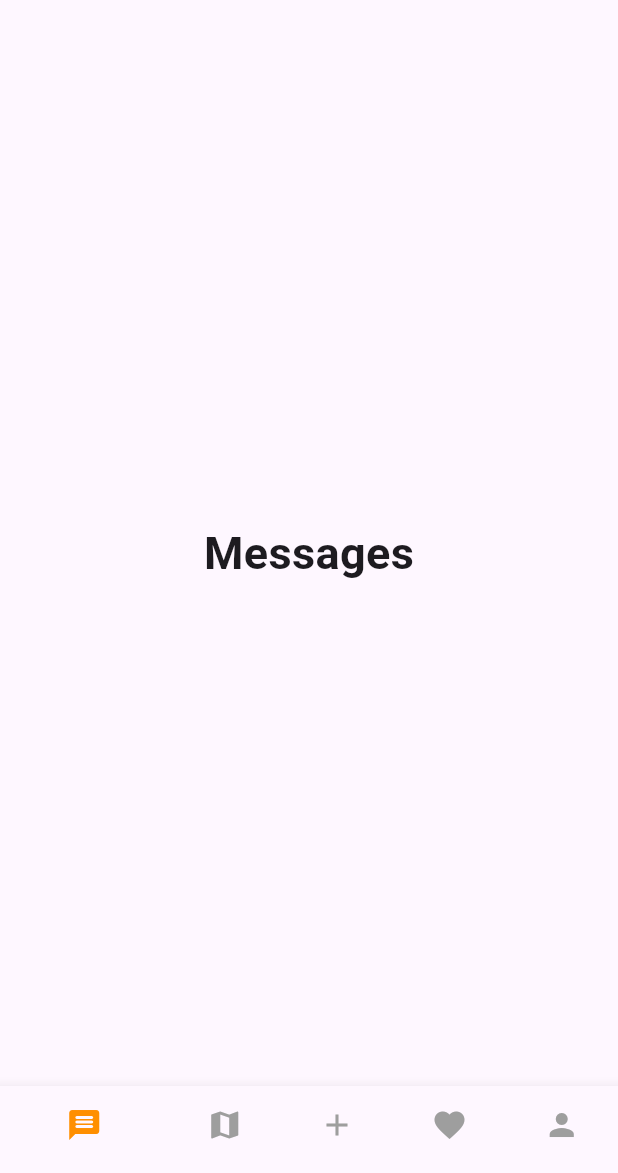
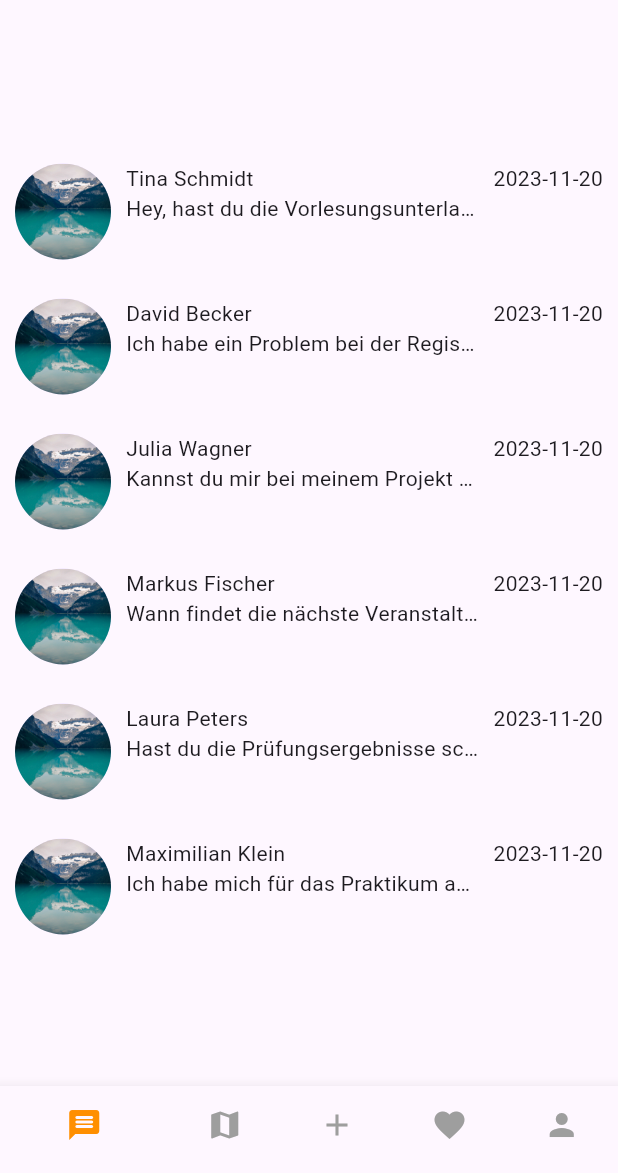
Before and after one commit to sreeroo/BookMarketplace, a Flutter app: the screen it shows after launch, on a phone screen of 412 x 824 dp, the part 63-1236 px from its top. Run offline on Flutter 3.47's test engine with Material 3 defaults, Android fonts, the phone set to English and light mode, and no system bars.

Commit message:
add chat

```diff
--- a/buecherkreisel_flutter/lib/backend/datatypes.dart
+++ b/buecherkreisel_flutter/lib/backend/datatypes.dart
@@ -11,3 +11,21 @@ class Inseration {
       required this.location,
       required this.headline});
 }
+
+class Chat {
+  String person;
+  List<Message> messages;
+  String imageUri;
+  Chat({required this.person, required this.messages, required this.imageUri});
+}
+
+class Message {
+  DateTime send;
+  String message;
+  String send_by;
+  Message(
+      {required this.send,
+      required this.message,
+      required,
+      required this.send_by});
+}
--- /dev/null
+++ b/buecherkreisel_flutter/lib/components/chat_preview.dart
@@ -0,0 +1,91 @@
+import 'package:buecherkreisel_flutter/backend/datatypes.dart';
+import 'package:flutter/material.dart';
+
+class ChatPreview extends StatelessWidget {
+  late Message lastMessage;
+  late String chatWith;
+  late String imageUri;
+  ChatPreview(
+      {super.key,
+      required this.lastMessage,
+      required this.chatWith,
+      required this.imageUri});
+
+  @override
+  Widget build(BuildContext context) {
+    return Container(
+      height: 90,
+      padding: EdgeInsets.all(10),
+      child: Row(
+        crossAxisAlignment: CrossAxisAlignment.start,
+        children: [
+          CircleAvatar(
+            radius: 32,
+            backgroundImage: AssetImage("lib/assets/6NyIq.jpg"),
+          ),
+          Flexible(
+            child: Container(
+              padding: EdgeInsets.symmetric(horizontal: 10),
+              child: Column(
+                crossAxisAlignment: CrossAxisAlignment.start,
+                children: [
+                  Text(chatWith),
+                  Text(
+                    lastMessage.message,
+                    overflow: TextOverflow.ellipsis,
+                  ),
+                ],
+              ),
+            ),
+          ),
+          Text(lastMessage.send.toIso8601String().split("T").first),
+        ],
+      ),
+    );
+  }
+}
+
+List<Chat> sampleDataChats = [
+  Chat(messages: [
+    Message(
+      send: DateTime.now(),
+      message: "Hey, hast du die Vorlesungsunterlagen?",
+      send_by: "Tina Schmidt",
+    )
+  ], person: "Tina Schmidt", imageUri: ""),
+  Chat(messages: [
+    Message(
+      send: DateTime.now(),
+      message: "Ich habe ein Problem bei der Registrierung",
+      send_by: "David Becker",
+    )
+  ], person: "David Becker", imageUri: ""),
+  Chat(messages: [
+    Message(
+      send: DateTime.now(),
+      message: "Kannst du mir bei meinem Projekt helfen?",
+      send_by: "Julia Wagner",
+    )
+  ], person: "Julia Wagner", imageUri: ""),
+  Chat(messages: [
+    Message(
+      send: DateTime.now(),
+      message: "Wann findet die nächste Veranstaltung statt?",
+      send_by: "Markus Fischer",
+    )
+  ], person: "Markus Fischer", imageUri: ""),
+  Chat(messages: [
+    Message(
+      send: DateTime.now(),
+      message: "Hast du die Prüfungsergebnisse schon erhalten?",
+      send_by: "Laura Peters",
+    )
+  ], person: "Laura Peters", imageUri: ""),
+  Chat(messages: [
+    Message(
+      send: DateTime.now(),
+      message: "Ich habe mich für das Praktikum angemeldet",
+      send_by: "Maximilian Klein",
+    )
+  ], person: "Maximilian Klein", imageUri: "")
+];
--- a/buecherkreisel_flutter/lib/main.dart
+++ b/buecherkreisel_flutter/lib/main.dart
@@ -1,5 +1,6 @@
 import 'package:buecherkreisel_flutter/backend/datatypes.dart';
 import 'package:buecherkreisel_flutter/components/insertation_preview.dart';
+import 'package:buecherkreisel_flutter/screens/chats.dart';
 import 'package:buecherkreisel_flutter/screens/explore.dart';
 import 'package:flutter/material.dart';
 
@@ -36,10 +37,7 @@ class _KreiselNavigatorState extends State<KreiselNavigator> {
   static const TextStyle optionStyle =
       TextStyle(fontSize: 30, fontWeight: FontWeight.bold);
   static const List<Widget> _widgetOptions = <Widget>[
-    Text(
-      'Messages',
-      style: optionStyle,
-    ),
+    Chats(),
     Explore(),
     Text(
       'Add',
--- /dev/null
+++ b/buecherkreisel_flutter/lib/screens/chats.dart
@@ -0,0 +1,22 @@
+import 'package:buecherkreisel_flutter/components/chat_preview.dart';
+import 'package:flutter/material.dart';
+
+class Chats extends StatelessWidget {
+  const Chats({super.key});
+
+  @override
+  Widget build(BuildContext context) {
+    return Expanded(
+      child: ListView.builder(
+        shrinkWrap: true,
+        scrollDirection: Axis.vertical,
+        itemCount: sampleDataChats.length,
+        itemBuilder: (c, index) => ChatPreview(
+          lastMessage: sampleDataChats[index].messages.last,
+          chatWith: sampleDataChats[index].person,
+          imageUri: "",
+        ),
+      ),
+    );
+  }
+}
--- /dev/null
+++ b/buecherkreisel_flutter/lib/screens/explore.dart
@@ -0,0 +1,19 @@
+import 'package:buecherkreisel_flutter/components/insertation_preview.dart';
+import 'package:flutter/material.dart';
+
+class Explore extends StatelessWidget {
+  const Explore({super.key});
+
+  @override
+  Widget build(BuildContext context) {
+    return Expanded(
+      child: ListView.builder(
+        shrinkWrap: true,
+        scrollDirection: Axis.vertical,
+        itemCount: sampleDataInseration.length,
+        itemBuilder: (c, index) =>
+            InserationPreview(inseration: sampleDataInseration[index]),
+      ),
+    );
+  }
+}
```
